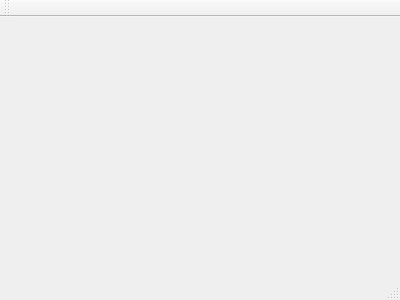
Before: the Qt Designer form cliente/qVersare-cli/qVersare-Cli/mainwindow.ui in adrianabreu/qVersare, drawn with Qt 5.
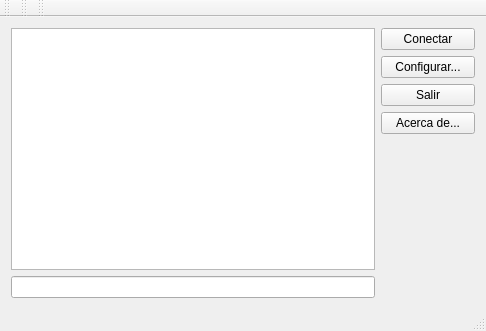
After: the same form once the commit is applied.

```diff
--- a/cliente/qVersare-cli/qVersare-Cli/mainwindow.ui
+++ b/cliente/qVersare-cli/qVersare-Cli/mainwindow.ui
@@ -1,24 +1,129 @@
 <ui version="4.0">
  <class>MainWindow</class>
- <widget class="QMainWindow" name="MainWindow" >
-  <property name="geometry" >
+ <widget class="QMainWindow" name="MainWindow">
+  <property name="geometry">
    <rect>
     <x>0</x>
     <y>0</y>
-    <width>400</width>
-    <height>300</height>
+    <width>486</width>
+    <height>331</height>
    </rect>
   </property>
   <property name="windowTitle" >
    <string>MainWindow</string>
   </property>
-  <widget class="QMenuBar" name="menuBar" />
-  <widget class="QToolBar" name="mainToolBar" />
-  <widget class="QWidget" name="centralWidget" />
-  <widget class="QStatusBar" name="statusBar" />
+  <widget class="QWidget" name="centralWidget">
+   <layout class="QHBoxLayout" name="horizontalLayout">
+    <item>
+     <layout class="QVBoxLayout" name="verticalLayout">
+      <item>
+       <widget class="QPlainTextEdit" name="ReciveTextEdit">
+        <property name="readOnly">
+         <bool>true</bool>
+        </property>
+       </widget>
+      </item>
+      <item>
+       <widget class="QLineEdit" name="SendTextEdit"/>
+      </item>
+     </layout>
+    </item>
+    <item>
+     <layout class="QVBoxLayout" name="verticalLayout_2">
+      <item>
+       <widget class="QPushButton" name="conectButton">
+        <property name="minimumSize">
+         <size>
+          <width>94</width>
+          <height>0</height>
+         </size>
+        </property>
+        <property name="text">
+         <string>Conectar</string>
+        </property>
+       </widget>
+      </item>
+      <item>
+       <widget class="QPushButton" name="confButton">
+        <property name="text">
+         <string>Configurar...</string>
+        </property>
+       </widget>
+      </item>
+      <item>
+       <widget class="QPushButton" name="exitButton">
+        <property name="text">
+         <string>Salir</string>
+        </property>
+       </widget>
+      </item>
+      <item>
+       <widget class="QPushButton" name="aboutButton">
+        <property name="text">
+         <string>Acerca de...</string>
+        </property>
+       </widget>
+      </item>
+      <item>
+       <spacer name="verticalSpacer">
+        <property name="orientation">
+         <enum>Qt::Vertical</enum>
+        </property>
+        <property name="sizeHint" stdset="0">
+         <size>
+          <width>20</width>
+          <height>40</height>
+         </size>
+        </property>
+       </spacer>
+      </item>
+     </layout>
+    </item>
+   </layout>
+  </widget>
+  <widget class="QMenuBar" name="menuBar">
+   <property name="geometry">
+    <rect>
+     <x>0</x>
+     <y>0</y>
+     <width>486</width>
+     <height>27</height>
+    </rect>
+   </property>
+  </widget>
+  <widget class="QToolBar" name="mainToolBar">
+   <attribute name="toolBarArea">
+    <enum>TopToolBarArea</enum>
+   </attribute>
+   <attribute name="toolBarBreak">
+    <bool>false</bool>
+   </attribute>
+  </widget>
+  <widget class="QStatusBar" name="statusBar"/>
+  <widget class="QToolBar" name="toolBar">
+   <property name="windowTitle">
+    <string>toolBar</string>
+   </property>
+   <attribute name="toolBarArea">
+    <enum>TopToolBarArea</enum>
+   </attribute>
+   <attribute name="toolBarBreak">
+    <bool>false</bool>
+   </attribute>
+  </widget>
+  <widget class="QToolBar" name="toolBar_2">
+   <property name="windowTitle">
+    <string>toolBar_2</string>
+   </property>
+   <attribute name="toolBarArea">
+    <enum>TopToolBarArea</enum>
+   </attribute>
+   <attribute name="toolBarBreak">
+    <bool>false</bool>
+   </attribute>
+  </widget>
  </widget>
- <layoutDefault spacing="6" margin="11" />
- <pixmapfunction></pixmapfunction>
+ <layoutdefault spacing="6" margin="11"/>
  <resources/>
  <connections/>
 </ui>
```
Left out of the diff: 5 changed lines with no effect on the pictures.
